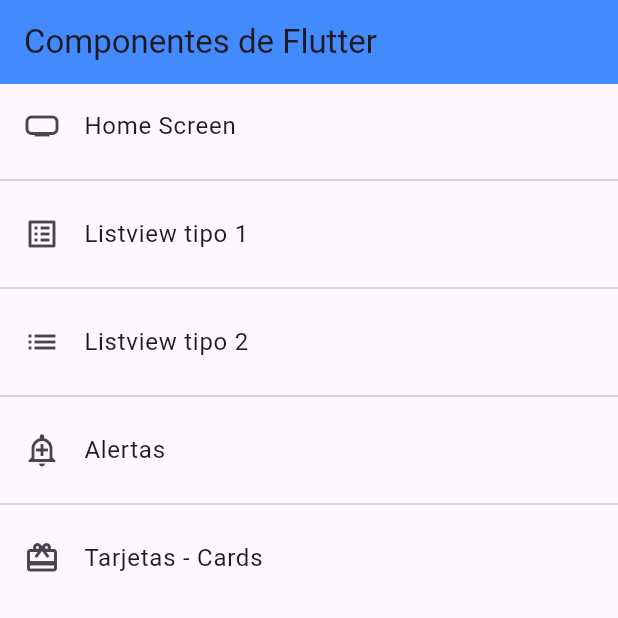
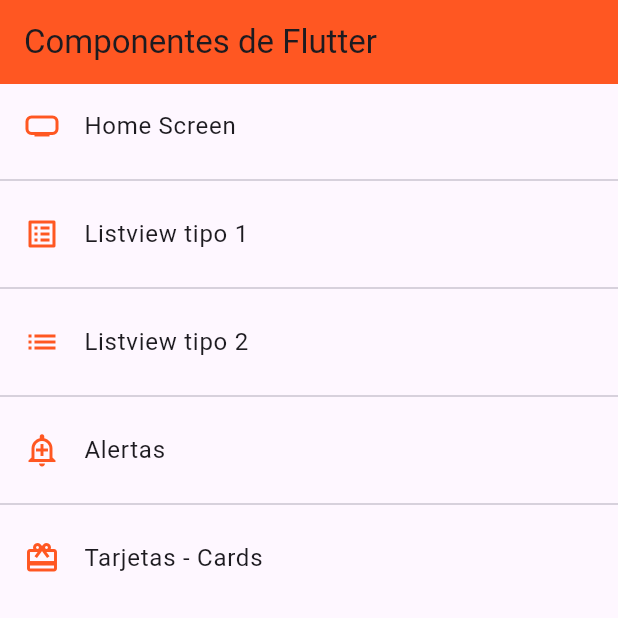
Before and after one commit to lcalorg3006/fl_components, a Flutter app: the screen it shows after launch, on a phone screen of 412 x 824 dp, the top half of it. Run offline on Flutter 3.47's test engine with Material 3 defaults, Android fonts, the phone set to English and light mode, and no system bars.

```diff
--- a/lib/main.dart
+++ b/lib/main.dart
@@ -2,6 +2,7 @@
 
 import 'package:fl_components/router/app_routes.dart';
 import 'package:fl_components/screens/screens.dart';
+import 'package:fl_components/theme/app_theme.dart';
 import 'package:flutter/material.dart';
 
 void main() => runApp(const MyApp());
@@ -18,6 +19,8 @@ class MyApp extends StatelessWidget {
       initialRoute: AppRoutes.initialRoute,
       routes: AppRoutes.getAppRoutes(),
       onGenerateRoute: AppRoutes.onGenerateRoute,
+  theme: AppTheme.lightTheme
+
     );
   }
 }
--- a/lib/screens/home_screen.dart
+++ b/lib/screens/home_screen.dart
@@ -11,8 +11,8 @@ class HomeScreen extends StatelessWidget {
     return Scaffold(
      appBar: AppBar(
       title: const Text("Componentes de Flutter"),
-      backgroundColor: Colors.blueAccent,
-
+      //backgroundColor: Colors.blueAccent,
+      elevation: 0,
      ),
       body: ListView.separated(
         itemBuilder:(context, index)=>ListTile(
--- a/lib/screens/listview2_screen.dart
+++ b/lib/screens/listview2_screen.dart
@@ -10,7 +10,7 @@ class Listview2Screen extends StatelessWidget {
     return Scaffold(
         appBar: AppBar(
           title: const Text('list2view tipo 2'),
-          backgroundColor: Colors.blueAccent,
+          //backgroundColor: Colors.blueAccent,
         ),
         body: ListView.separated(
             itemBuilder: (context, index) => ListTile(
--- /dev/null
+++ b/lib/theme/app_theme.dart
@@ -0,0 +1,21 @@
+import 'package:flutter/material.dart';
+
+class AppTheme {
+  static const Color primary = Colors.deepOrange;
+  static final ThemeData lightTheme =  ThemeData.light().copyWith( // sobre escribe las propiedades
+
+           //color primario
+           primaryColor: Colors.deepOrange,
+        //tema al appbar
+
+        //color primario
+        appBarTheme: const AppBarTheme(
+        color: Colors.deepOrange,
+        ),
+        // para que los iconos salgan naranja tambien
+      listTileTheme: const ListTileThemeData(
+        iconColor: Colors.deepOrange,
+      )
+      );
+       //theme:themeData.dark   // modo oscuro
+}
```
